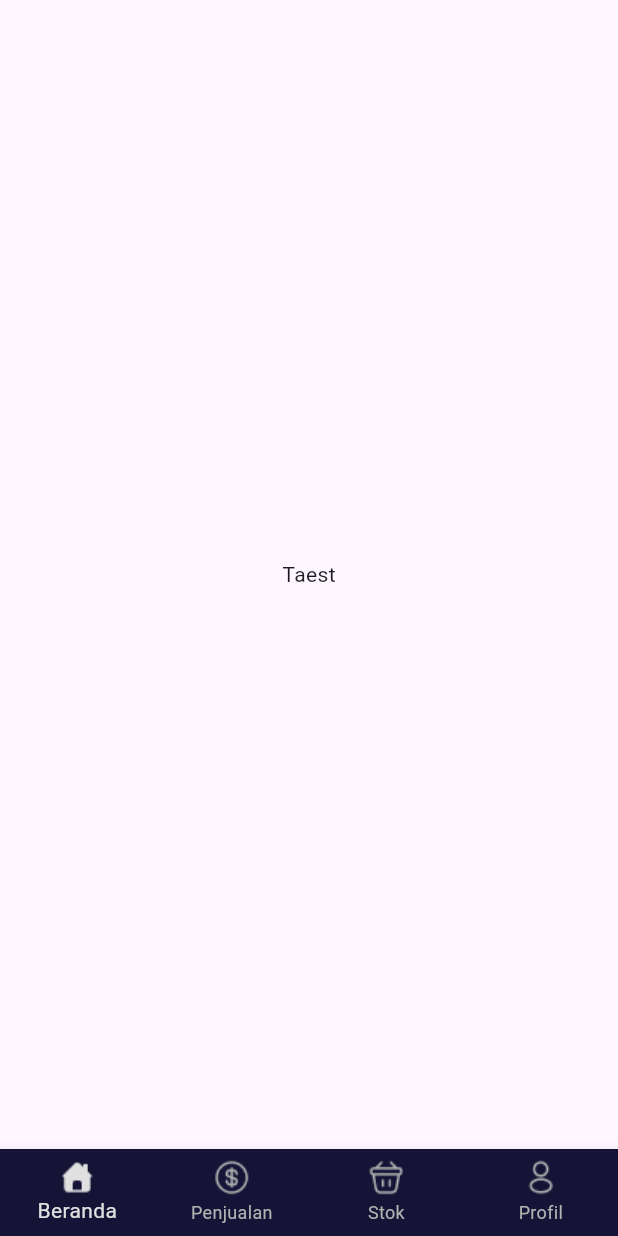
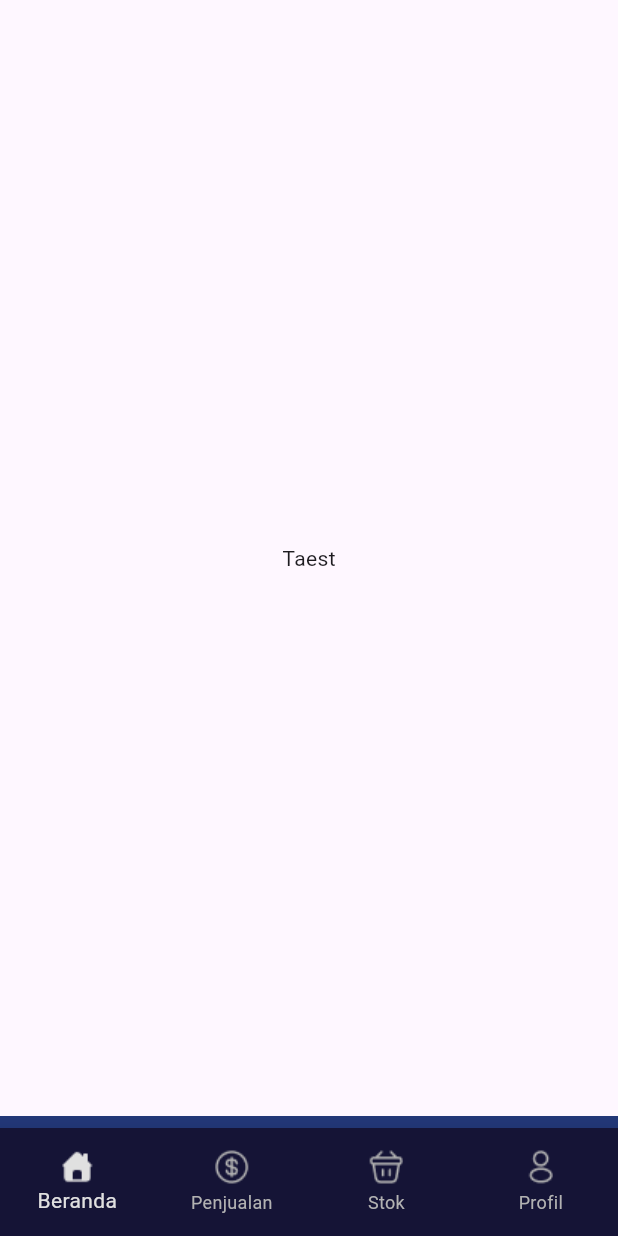
Before and after one commit to Bizniz-Corp/BizGrow-Mobile, a Flutter app: the screen it shows after launch, on a phone screen of 412 x 824 dp. Run offline on Flutter 3.47's test engine with Material 3 defaults, Android fonts, the phone set to English and light mode, and no system bars.

```diff
--- a/bizgrow_mobile_frontend/lib/widgets/navbar.dart
+++ b/bizgrow_mobile_frontend/lib/widgets/navbar.dart
@@ -17,7 +17,17 @@ class _MainNavigatorState extends State<MainNavigator> {
 
   @override
   Widget build(BuildContext context) {
-    return BottomNavigationBar(
+    return Container(
+      height: 80,
+      decoration: BoxDecoration(
+        border: Border(
+          top: BorderSide(
+            color: MainColors.blueSecondary,
+            width: 8
+          )
+        )
+      ),
+      child: BottomNavigationBar(
         type: BottomNavigationBarType.fixed,
         backgroundColor: MainColors.darkBlue,
         selectedItemColor: Monochrome.whiteDarkMode,
@@ -66,6 +76,7 @@ class _MainNavigatorState extends State<MainNavigator> {
             label: 'Profil',
           ),
         ],
+      ),
     );
   }
 }
```
Also changed, not shown: bizgrow_mobile_frontend/lib/screens/beranda/beranda_screen.dart (added), bizgrow_mobile_frontend/lib/screens/penjualan/penjualan_screen.dart (added), bizgrow_mobile_frontend/lib/screens/profil/profil_screen.dart (added), bizgrow_mobile_frontend/lib/screens/stok/stok_screen.dart (added). Lines whose indentation alone changed are shown as unchanged.
